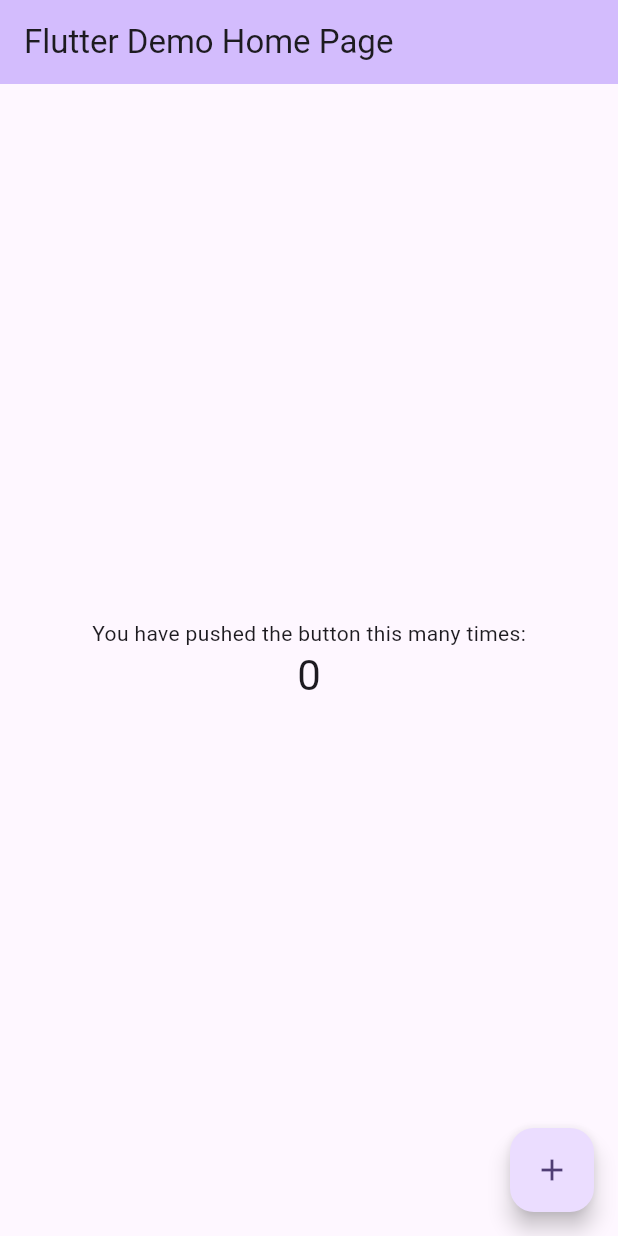
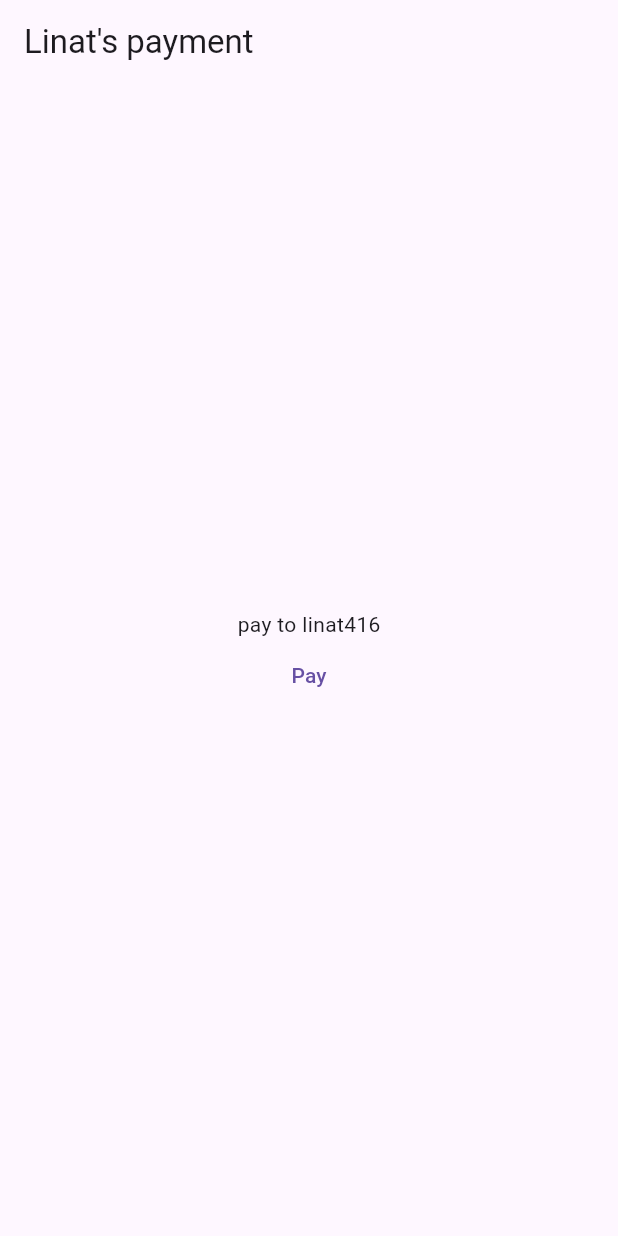
Before and after one commit to Yihun-Alemayehu/chapa_sample, a Flutter app: the screen it shows after launch, on a phone screen of 412 x 824 dp. Run offline on Flutter 3.47's test engine with Material 3 defaults, Android fonts, the light colour scheme and no system bars; missing offline and left inert: chapa_unofficial.

Commit message:
first commit

```diff
--- a/lib/main.dart
+++ b/lib/main.dart
@@ -1,7 +1,13 @@
+import 'package:chapa_unofficial/chapa_unofficial.dart';
+import 'package:flutter/foundation.dart';
 import 'package:flutter/material.dart';
 
-void main() {
+void main() async {
   runApp(const MyApp());
+
+  // setup chapa
+  Chapa.configure(privateKey: "CHAPUBK_TEST-XSyCaIYmnk5OgBsanzIAgUAlbT4pCQkz");
+  // Chapa.configure(privateKey: "CHAPUBK_TEST-GzbYVqxNhbsNxR2dMpdzAQQZDw4GLccC");
 }
 
 class MyApp extends StatelessWidget {
@@ -13,40 +19,15 @@
     return MaterialApp(
       title: 'Flutter Demo',
       theme: ThemeData(
-        // This is the theme of your application.
-        //
-        // TRY THIS: Try running your application with "flutter run". You'll see
-        // the application has a purple toolbar. Then, without quitting the app,
-        // try changing the seedColor in the colorScheme below to Colors.green
-        // and then invoke "hot reload" (save your changes or press the "hot
-        // reload" button in a Flutter-supported IDE, or press "r" if you used
-        // the command line to start the app).
-        //
-        // Notice that the counter didn't reset back to zero; the application
-        // state is not lost during the reload. To reset the state, use hot
-        // restart instead.
-        //
-        // This works for code too, not just values: Most code changes can be
-        // tested with just a hot reload.
-        colorScheme: ColorScheme.fromSeed(seedColor: Colors.deepPurple),
-        useMaterial3: true,
+        primarySwatch: Colors.blue,
       ),
-      home: const MyHomePage(title: 'Flutter Demo Home Page'),
+      home: const MyHomePage(title: 'Payment'),
     );
   }
 }
 
 class MyHomePage extends StatefulWidget {
   const MyHomePage({super.key, required this.title});
-
-  // This widget is the home page of your application. It is stateful, meaning
-  // that it has a State object (defined below) that contains fields that affect
-  // how it looks.
-
-  // This class is the configuration for the state. It holds the values (in this
-  // case the title) provided by the parent (in this case the App widget) and
-  // used by the build method of the State. Fields in a Widget subclass are
-  // always marked "final".
 
   final String title;
 
@@ -55,71 +36,93 @@
 }
 
 class _MyHomePageState extends State<MyHomePage> {
-  int _counter = 0;
+  // final int _counter = 0;
 
-  void _incrementCounter() {
-    setState(() {
-      // This call to setState tells the Flutter framework that something has
-      // changed in this State, which causes it to rerun the build method below
-      // so that the display can reflect the updated values. If we changed
-      // _counter without calling setState(), then the build method would not be
-      // called again, and so nothing would appear to happen.
-      _counter++;
-    });
+  // Future<void> verify() async {
+  //   Map<String, dynamic> verificationResult =
+  //       await Chapa.getInstance.verifyPayment(
+  //     txRef: TxRefRandomGenerator.gettxRef,
+  //   );
+  //   if (kDebugMode) {
+  //     print(verificationResult);
+  //   }
+  // }
+
+  // Future<void> pay() async {
+  //   try {
+  //     // Generate a random transaction reference with a custom prefix
+  //     String txRef = TxRefRandomGenerator.generate(prefix: 'linat');
+
+  //     // Access the generated transaction reference
+  //     String storedTxRef = TxRefRandomGenerator.gettxRef;
+
+  //     // Print the generated transaction reference and the stored transaction reference
+  //     if (kDebugMode) {
+  //       print('Generated TxRef: $txRef');
+  //       print('Stored TxRef: $storedTxRef');
+  //     }
+  //     await Chapa.getInstance.startPayment(
+  //       context: context,
+  //       onInAppPaymentSuccess: (successMsg) {
+  //         // Handle success events
+  //       },
+  //       onInAppPaymentError: (errorMsg) {
+  //         // Handle error
+  //       },
+  //       amount: '1000',
+  //       currency: 'ETB',
+  //       txRef: storedTxRef,
+  //     );
+  //   } catch (e) {
+  //     if (kDebugMode) {
+  //       print(e);
+  //     }
+  //   }
+  // }
+
+  Future<void> payOne() async {
+    String? paymentUrl = await Chapa.getInstance.startPayment(
+      // enableInAppPayment: false,
+      context: context,
+      onInAppPaymentSuccess: (successMsg) {
+        // handle success events
+      },
+      onInAppPaymentError: (errorMsg) {
+        //handle error
+      },
+      amount: '1000',
+      currency: 'ETB',
+      txRef: 'GENERATED_TRANSACTION_REFERENCE',
+    );
+    print(paymentUrl);
   }
 
   @override
   Widget build(BuildContext context) {
-    // This method is rerun every time setState is called, for instance as done
-    // by the _incrementCounter method above.
-    //
-    // The Flutter framework has been optimized to make rerunning build methods
-    // fast, so that you can just rebuild anything that needs updating rather
-    // than having to individually change instances of widgets.
     return Scaffold(
       appBar: AppBar(
-        // TRY THIS: Try changing the color here to a specific color (to
-        // Colors.amber, perhaps?) and trigger a hot reload to see the AppBar
-        // change color while the other colors stay the same.
-        backgroundColor: Theme.of(context).colorScheme.inversePrimary,
-        // Here we take the value from the MyHomePage object that was created by
-        // the App.build method, and use it to set our appbar title.
-        title: Text(widget.title),
+        title: const Text("Linat's payment"),
       ),
       body: Center(
-        // Center is a layout widget. It takes a single child and positions it
-        // in the middle of the parent.
         child: Column(
-          // Column is also a layout widget. It takes a list of children and
-          // arranges them vertically. By default, it sizes itself to fit its
-          // children horizontally, and tries to be as tall as its parent.
-          //
-          // Column has various properties to control how it sizes itself and
-          // how it positions its children. Here we use mainAxisAlignment to
-          // center the children vertically; the main axis here is the vertical
-          // axis because Columns are vertical (the cross axis would be
-          // horizontal).
-          //
-          // TRY THIS: Invoke "debug painting" (choose the "Toggle Debug Paint"
-          // action in the IDE, or press "p" in the console), to see the
-          // wireframe for each widget.
           mainAxisAlignment: MainAxisAlignment.center,
           children: <Widget>[
             const Text(
-              'You have pushed the button this many times:',
+              'pay to linat416',
             ),
-            Text(
-              '$_counter',
-              style: Theme.of(context).textTheme.headlineMedium,
-            ),
+            TextButton(
+                onPressed: () async {
+                  await payOne();
+                },
+                child: const Text("Pay")),
+            // TextButton(
+            //     onPressed: () async {
+            //       await verify();
+            //     },
+            //     child: const Text("Verify")),
           ],
         ),
       ),
-      floatingActionButton: FloatingActionButton(
-        onPressed: _incrementCounter,
-        tooltip: 'Increment',
-        child: const Icon(Icons.add),
-      ), // This trailing comma makes auto-formatting nicer for build methods.
     );
   }
 }
```
Also changed, not shown: pubspec.yaml (+3 -4 lines), pubspec.lock.
